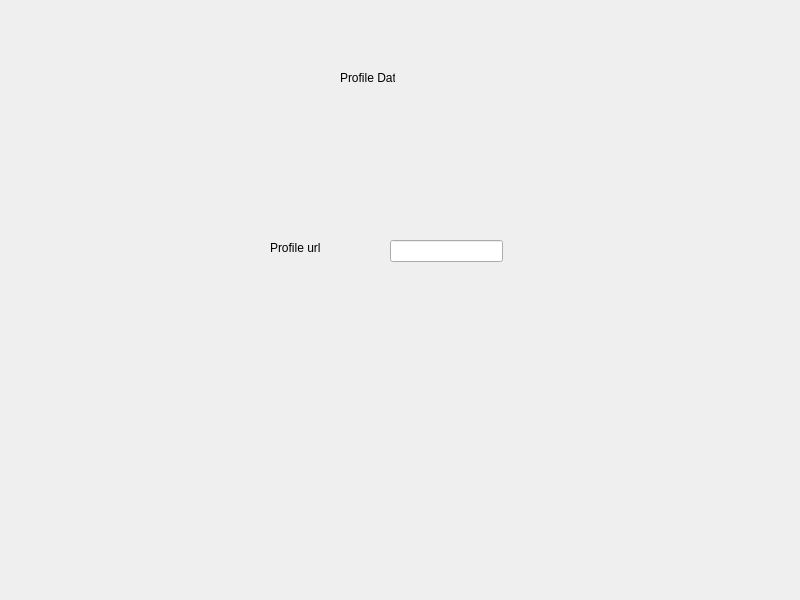
mido-99/Tweety, file main.ui: the form before one commit.
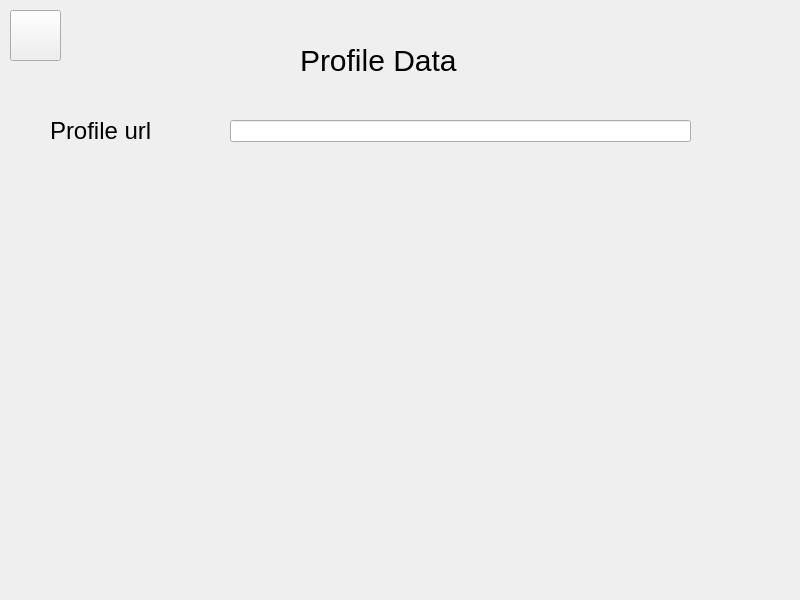
The form after the commit. The open tabs and pages were chosen to show the change.

Commit message: Change widgets index, Change backbutton image

Diff of the .ui file:
```diff
--- a/main.ui
+++ b/main.ui
@@ -25,6 +25,16 @@
   <property name="windowTitle">
    <string>MainWindow</string>
   </property>
+  <property name="styleSheet">
+   <string notr="true">QLabel {
+    qproperty-alignment: 'AlignCenter';
+	font-size: 30px;
+}
+
+QPushButton[objectName*=&quot;back&quot;] {
+    border: none;
+}</string>
+  </property>
   <widget class="QWidget" name="centralwidget">
    <widget class="QStackedWidget" name="stackedWidget">
     <property name="geometry">
@@ -41,6 +51,9 @@
       <height>100</height>
      </size>
     </property>
+    <property name="styleSheet">
+     <string notr="true"/>
+    </property>
     <widget class="QWidget" name="home">
      <widget class="QPushButton" name="pushButton">
       <property name="geometry">
@@ -122,12 +135,17 @@
      <widget class="QLabel" name="label">
       <property name="geometry">
        <rect>
-        <x>270</x>
-        <y>240</y>
-        <width>55</width>
-        <height>16</height>
+        <x>50</x>
+        <y>120</y>
+        <width>161</width>
+        <height>21</height>
        </rect>
       </property>
+      <property name="styleSheet">
+       <string notr="true">* {
+font-size: 24px;
+}</string>
+      </property>
       <property name="text">
        <string>Profile url</string>
       </property>
@@ -135,9 +153,9 @@
      <widget class="QLineEdit" name="lineEdit">
       <property name="geometry">
        <rect>
-        <x>390</x>
-        <y>240</y>
-        <width>113</width>
+        <x>230</x>
+        <y>120</y>
+        <width>461</width>
         <height>22</height>
        </rect>
       </property>
@@ -145,16 +163,38 @@
      <widget class="QLabel" name="label_4">
       <property name="geometry">
        <rect>
-        <x>340</x>
-        <y>70</y>
-        <width>55</width>
-        <height>16</height>
+        <x>300</x>
+        <y>40</y>
+        <width>181</width>
+        <height>41</height>
        </rect>
       </property>
       <property name="text">
        <string>Profile Data</string>
       </property>
      </widget>
+     <widget class="QPushButton" name="backButton">
+      <property name="geometry">
+       <rect>
+        <x>10</x>
+        <y>10</y>
+        <width>51</width>
+        <height>51</height>
+       </rect>
+      </property>
+      <property name="minimumSize">
+       <size>
+        <width>50</width>
+        <height>50</height>
+       </size>
+      </property>
+      <property name="whatsThis">
+       <string>&lt;html&gt;&lt;head/&gt;&lt;body&gt;&lt;p&gt;&lt;br/&gt;&lt;/p&gt;&lt;/body&gt;&lt;/html&gt;</string>
+      </property>
+      <property name="text">
+       <string/>
+      </property>
+     </widget>
     </widget>
     <widget class="QWidget" name="user_posts">
      <widget class="QLabel" name="label_2">
```
Left out of the diff: 56 changed lines with no effect on the pictures. The commit also changes 2 other files.
